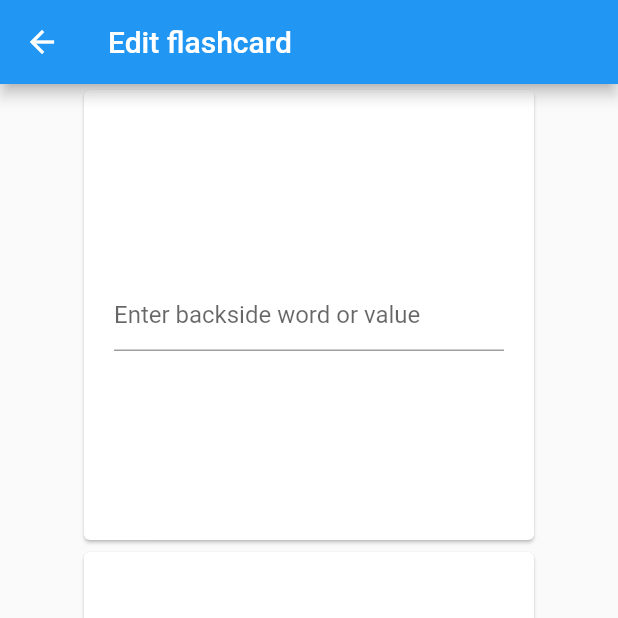
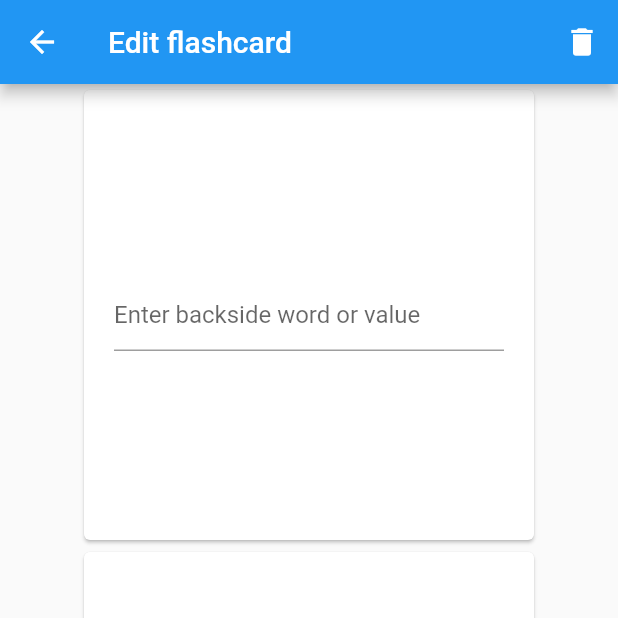
Before and after one commit to rgarcia11/flip-and-flash, a Flutter app: the FlashcardScreen screen opened directly with empty values, after a tap on the "edit" icon, on a phone screen of 412 x 824 dp, the top half of it. Run offline on Flutter 3.47's test engine with Material 2 defaults, Android fonts, the phone set to English and light mode, and no system bars; our stand-ins replace cloud_firestore, firebase_core; accounts and stored records are empty.

Commit message:
Add delete for flashcards and add titles

```diff
--- a/flip_and_flash/lib/ui/screens/categories_screen.dart
+++ b/flip_and_flash/lib/ui/screens/categories_screen.dart
@@ -117,7 +117,7 @@ class CategoryCard extends StatelessWidget {
               PageRouteBuilder(
                 pageBuilder: (context, animation, secondaryAnimation) =>
                     CategoryScreen(
-                  categoryId: category.id!,
+                  category: category,
                 ),
               ),
             );
--- a/flip_and_flash/lib/ui/screens/create_edit_flashcard_screen.dart
+++ b/flip_and_flash/lib/ui/screens/create_edit_flashcard_screen.dart
@@ -3,13 +3,13 @@ import 'package:flip_and_flash/core/services/database.dart';
 import 'package:flutter/material.dart';
 
 // ignore: must_be_immutable
-class CreateFlashcardScreen extends StatefulWidget {
+class CreateEditFlashcardScreen extends StatefulWidget {
   final String categoryId;
   final String deckId;
   final bool edit;
   FlashcardModel? flashcard;
 
-  CreateFlashcardScreen(
+  CreateEditFlashcardScreen(
       {required this.categoryId,
       required this.deckId,
       this.edit = false,
@@ -20,10 +20,11 @@ class CreateFlashcardScreen extends StatefulWidget {
             If edit mode is false, you shouldn't provide a flashcard model.""");
 
   @override
-  State<CreateFlashcardScreen> createState() => _CreateFlashcardScreenState();
+  State<CreateEditFlashcardScreen> createState() =>
+      _CreateEditFlashcardScreenState();
 }
 
-class _CreateFlashcardScreenState extends State<CreateFlashcardScreen> {
+class _CreateEditFlashcardScreenState extends State<CreateEditFlashcardScreen> {
   final DatabaseService _db = DatabaseService();
 
   String? frontsideValue;
@@ -68,8 +69,22 @@ class _CreateFlashcardScreenState extends State<CreateFlashcardScreen> {
             }
           },
           child: Icon(widget.edit ? Icons.check : Icons.add)),
-      appBar:
-          AppBar(title: Text(widget.edit ? "Edit flashcard" : "New flashcard")),
+      appBar: AppBar(
+        title: Text(widget.edit ? "Edit flashcard" : "New flashcard"),
+        actions: widget.edit
+            ? [
+                IconButton(
+                  onPressed: () {
+                    _db.deleteFlashcard(widget.categoryId, widget.deckId,
+                        widget.flashcard!.id!);
+                    Navigator.of(context).pop();
+                    Navigator.of(context).pop();
+                  },
+                  icon: const Icon(Icons.delete),
+                ),
+              ]
+            : [],
+      ),
       body: Column(
         children: [
           FlashcardSideCard(
--- a/flip_and_flash/lib/ui/screens/flashcard_screen.dart
+++ b/flip_and_flash/lib/ui/screens/flashcard_screen.dart
@@ -23,13 +23,15 @@ class _FlashcardScreenState extends State<FlashcardScreen> {
   @override
   Widget build(BuildContext context) {
     return Scaffold(
-        appBar: AppBar(title: const Text('Flashcard'), actions: [
+        appBar: AppBar(
+          title: const Text('Flashcard'),
+          actions: [
             IconButton(
               onPressed: () {
                 Navigator.of(context).push(
                   PageRouteBuilder(
                     pageBuilder: (context, animation, secondaryAnimation) =>
-                      CreateFlashcardScreen(
+                        CreateEditFlashcardScreen(
                       categoryId: widget.categoryId,
                       deckId: widget.deckId,
                       edit: true,
@@ -40,7 +42,8 @@ class _FlashcardScreenState extends State<FlashcardScreen> {
               },
               icon: const Icon(Icons.edit),
             ),
-        ]),
+          ],
+        ),
         body: Center(
           child: Card(
             child: InkWell(
```
Also changed, not shown: flip_and_flash/lib/core/services/database.dart (+38 -7 lines), flip_and_flash/lib/ui/screens/category_screen.dart (+29 -7 lines), flip_and_flash/lib/ui/screens/deck_screen.dart (+29 -7 lines). Lines whose indentation alone changed are shown as unchanged.
